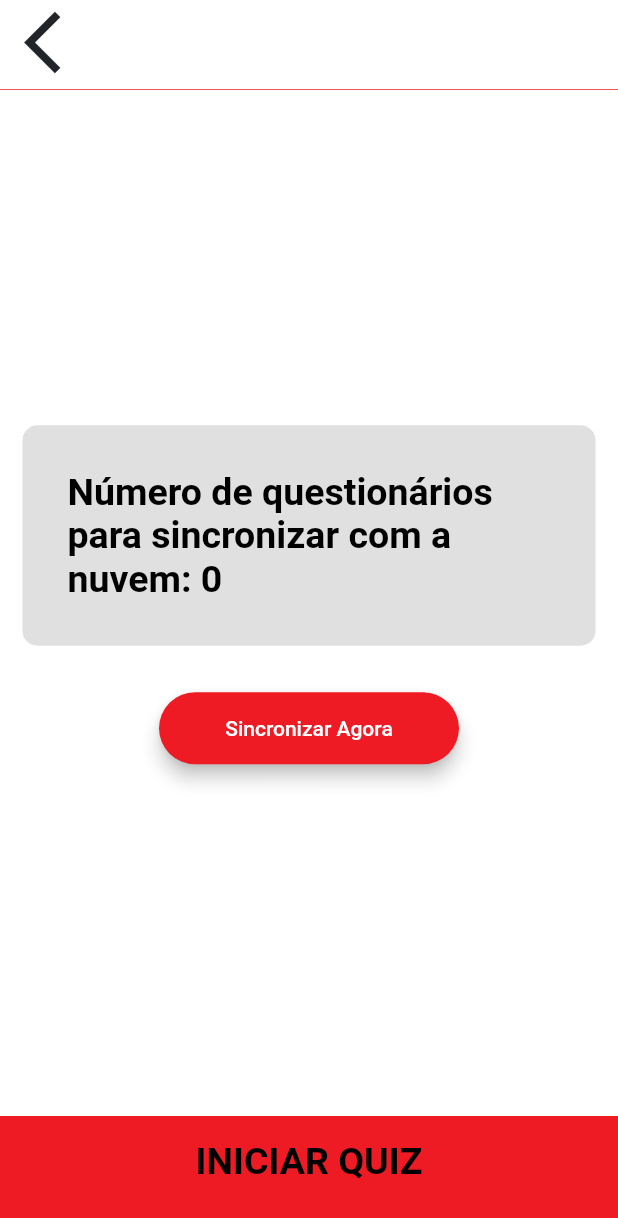
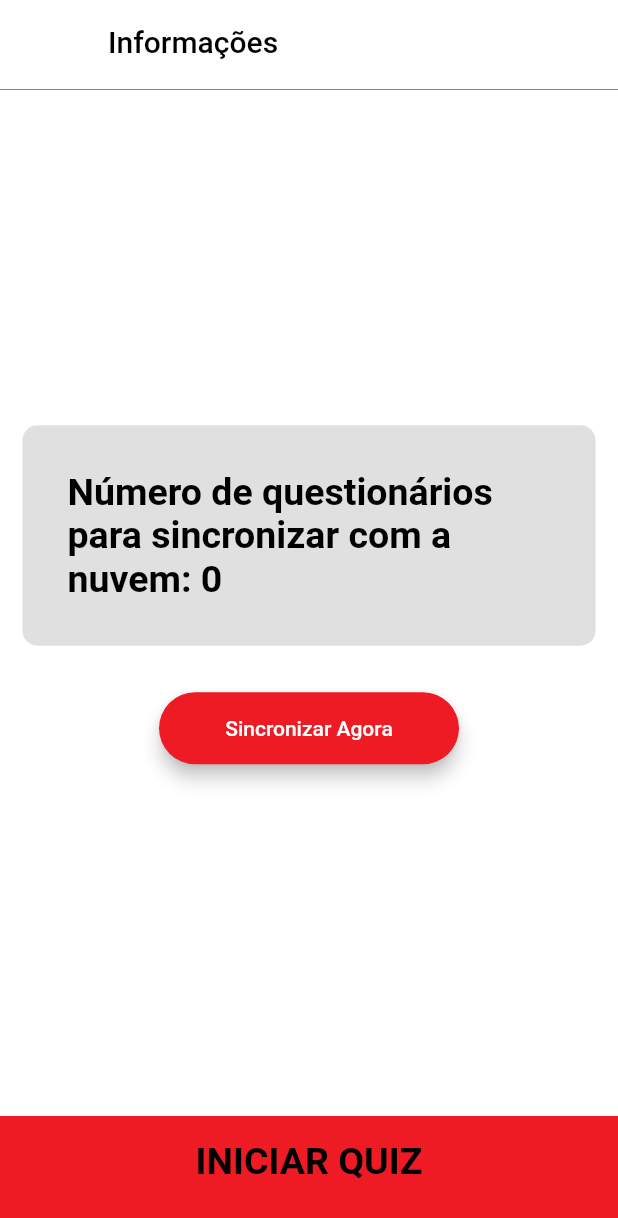
Before and after one commit to gustavo-ferreira20/celer-pequisa, a Flutter app: the IniciarQuiz screen opened by its route, on a phone screen of 412 x 824 dp. Shown: the top 1218 px of the screen. Run offline on Flutter 3.47's test engine with Material 2 defaults, Android fonts, the phone set to English and light mode, and no system bars; our stand-ins replace flutter_spinkit, rflutter_alert, shared_preferences, sqflite; accounts and stored records are empty.

Commit message:
back button, validated fields, dismissed keyboard and try-catch

```diff
--- a/lib/constantes.dart
+++ b/lib/constantes.dart
@@ -29,3 +29,9 @@ const kTextOptions = TextStyle(
   color: Colors.black,
   fontSize: 18.0,
 );
+
+const kWarningmsg = TextStyle(
+  color: Colors.deepOrange,
+  fontSize: 18.0,
+  decoration: TextDecoration.underline,
+);
--- a/lib/telas/iniciar_quiz_tela.dart
+++ b/lib/telas/iniciar_quiz_tela.dart
@@ -32,6 +32,10 @@ class _IniciarQuizState extends State<IniciarQuiz> {
   Widget build(BuildContext context) {
     return Scaffold(
       appBar: AppBar(
+        title: Text(
+          'Informações',
+          style: kTextCorEscuro,
+        ),
         bottom: PreferredSize(
             child: Container(
               color: kButtonCor1,
@@ -40,16 +44,16 @@ class _IniciarQuizState extends State<IniciarQuiz> {
             preferredSize: Size.fromHeight(4.0)),
         backgroundColor: Colors.white,
         elevation: 0,
-        leading: FlatButton(
-          onPressed: () {
-            Navigator.pop(context);
-          },
-          child: Icon(
-            Icons.arrow_back_ios,
-            size: 50.0,
-            color: kButtonCor2,
-          ),
-        ),
+        // leading: FlatButton(
+        //   onPressed: () {
+        //     Navigator.pop(context);
+        //   },
+        //   child: Icon(
+        //     Icons.arrow_back_ios,
+        //     size: 50.0,
+        //     color: kButtonCor2,
+        //   ),
+        // ),
       ),
       backgroundColor: Colors.white,
       body: Column(
--- a/lib/telas/recuperar_senha_tela.dart
+++ b/lib/telas/recuperar_senha_tela.dart
@@ -112,7 +112,7 @@ class _RecuperarSenhaTelaState extends State<RecuperarSenhaTela> {
         elevation: 0,
         leading: FlatButton(
           onPressed: () {
-            Navigator.pop(context);
+            Navigator.popAndPushNamed(context, LoginTela.id);
           },
           child: Icon(
             Icons.arrow_back_ios,
```
Also changed, not shown: lib/services/networking.dart (+7 -1 lines), lib/telas/login_tela.dart (+7 -2 lines), lib/telas/perguntas_tela.dart (deleted, +0 -132 lines), lib/telas/questionario.dart (+69 -61 lines), 38 other files.
